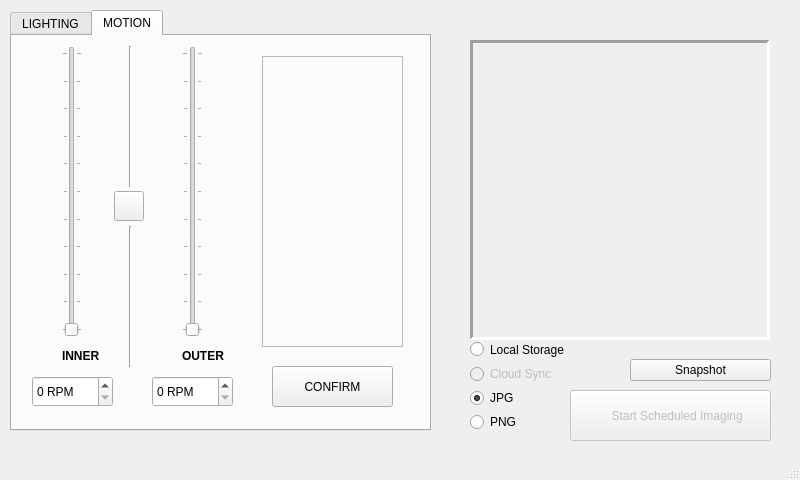
CoSE-Jerry/3D-Clinostat, file _ui/Clinostat.ui: the form before one commit.
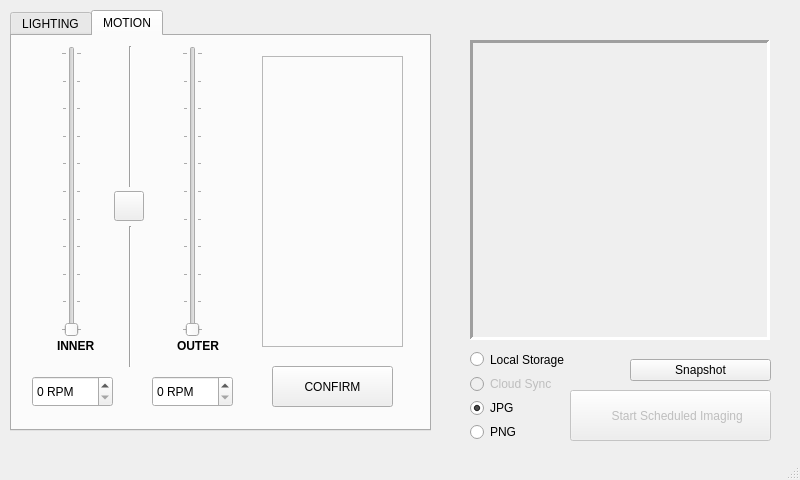
The form after the commit. The open tabs and pages were chosen to show the change. Icons and pictures are not drawn.

Patch:
```diff
--- a/_ui/Clinostat.ui
+++ b/_ui/Clinostat.ui
@@ -425,9 +425,9 @@
      <widget class="QSlider" name="inner_verticalSlider">
       <property name="geometry">
        <rect>
-        <x>50</x>
+        <x>49</x>
         <y>10</y>
-        <width>20</width>
+        <width>21</width>
         <height>291</height>
        </rect>
       </property>
@@ -511,8 +511,8 @@
      <widget class="QLabel" name="label_3">
       <property name="geometry">
        <rect>
-        <x>170</x>
-        <y>310</y>
+        <x>165</x>
+        <y>300</y>
         <width>71</width>
         <height>21</height>
        </rect>
@@ -524,8 +524,8 @@
      <widget class="QLabel" name="label_4">
       <property name="geometry">
        <rect>
-        <x>50</x>
-        <y>310</y>
+        <x>45</x>
+        <y>300</y>
         <width>71</width>
         <height>21</height>
        </rect>
@@ -605,7 +605,7 @@
     <property name="geometry">
      <rect>
       <x>470</x>
-      <y>340</y>
+      <y>350</y>
       <width>131</width>
       <height>91</height>
      </rect>
```
Left out of the diff: 4 changed lines with no effect on the pictures.
